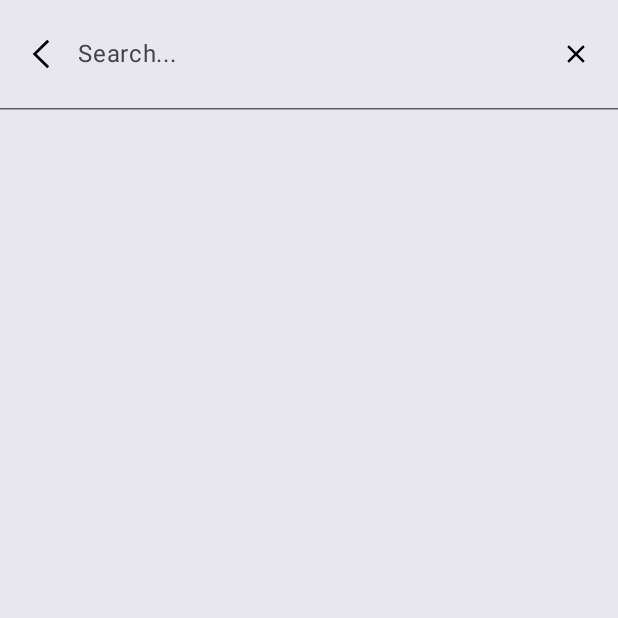
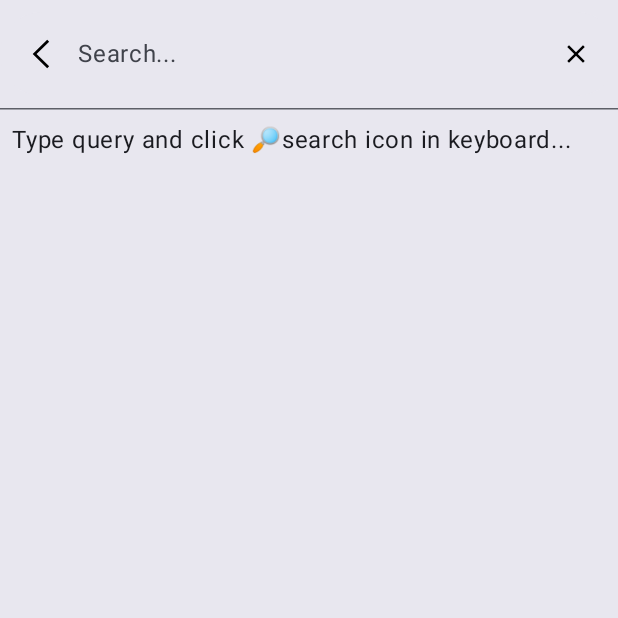
Before and after one commit to wh173d3v11/ContactAppJetpackCompose, an Android app built with Jetpack Compose: the screen it shows after launch (MainActivity), after a tap on "Search Icon", on a phone screen of 412 x 824 dp, the top half of it. Run offline under Robolectric (Android 15) with nearby library versions, the phone set to English and light mode, and no system bars; our stand-ins replace Dagger/Hilt's generated code, Room's generated code, paging.

Commit message:
wip search ux fix

```diff
--- a/app/src/main/java/com/el/contactappcompose/ui/components/SearchBar.kt
+++ b/app/src/main/java/com/el/contactappcompose/ui/components/SearchBar.kt
@@ -30,12 +30,15 @@ import androidx.compose.ui.Modifier
 import androidx.compose.ui.focus.FocusRequester
 import androidx.compose.ui.focus.focusRequester
 import androidx.compose.ui.graphics.Color
+import androidx.compose.ui.platform.LocalFocusManager
 import androidx.compose.ui.res.painterResource
 import androidx.compose.ui.res.stringResource
 import androidx.compose.ui.tooling.preview.Preview
 import androidx.compose.ui.unit.dp
 import com.el.contactappcompose.R
 import com.el.contactappcompose.ui.LocalContactsViewModel
+import com.el.contactappcompose.ui.LocalNavController
+import com.el.contactappcompose.ui.Routes
 import com.el.contactappcompose.ui.contactscreen.ContactItem
 import com.el.contactappcompose.ui.theme.ContactAppComposeTheme
 
@@ -102,12 +105,17 @@ fun ExpandedSearchView(
     tint: Color = MaterialTheme.colorScheme.onPrimary,
 ) {
     var text by remember { mutableStateOf("") }
+    var isSearchClicked by remember { mutableStateOf(false) }
 
+    val nc = LocalNavController.current
     val vm = LocalContactsViewModel.current
+    val fm = LocalFocusManager.current
+
     val searchResult by vm.searchResult.collectAsState(initial = listOf())
     val searchFocusRequester = remember { FocusRequester() }
 
     SideEffect {
+        vm.searchContact("")
         searchFocusRequester.requestFocus()
     }
 
@@ -117,6 +125,7 @@ fun ExpandedSearchView(
             .focusRequester(searchFocusRequester),
         query = text,
         onQueryChange = {
+            isSearchClicked = false
             text = it
         },
         leadingIcon = {
@@ -136,38 +145,55 @@ fun ExpandedSearchView(
                 modifier = Modifier
                     .size(20.dp)
                     .clickable {
+                        isSearchClicked = false
                         text = ""
                     },
                 imageVector = Icons.TwoTone.Clear,
-                contentDescription = "back icon",
+                contentDescription = "clear icon",
                 tint = tint
             )
         },
         onSearch = {
+            isSearchClicked = true
             vm.searchContact(it)
+            fm.clearFocus()
         },
         active = true,
         onActiveChange = {
             if (!it) onExpandedChanged(false)
         },
         placeholder = {
-            Text(text = ("Search..."))
+            Text(text = stringResource(id = R.string.search_placeholder))
         }) {
 
-        when {
-            searchResult.isEmpty() and text.isEmpty() -> {
+        Text(
+            modifier = Modifier.padding(8.dp),
+            text = when {
+                searchResult.isEmpty() and !isSearchClicked  -> {
+                    stringResource(id = R.string.search_result_hint)
+                }
 
+                searchResult.isEmpty() -> {
+                    stringResource(id = R.string.search_result_not_found)
+                }
+
+                else -> {
+                    stringResource(id = R.string.search_result_found)
+                }
             }
+        )
 
-            searchResult.isEmpty() -> {
-
-            }
-
-            else -> {
-                LazyColumn {
-                    items(searchResult) {
-                        ContactItem(contact = it, showLabel = true)
-                    }
+        if (searchResult.isNotEmpty()) {
+            LazyColumn {
+                items(searchResult) {
+                    ContactItem(
+                        modifier = Modifier.clickable {
+                            vm.selectedContact = it
+                            nc.navigate(Routes.DETAIL_SCREEN.routeName)
+                        },
+                        contact = it,
+                        showLabel = true
+                    )
                 }
             }
         }
--- a/app/src/main/res/values/strings.xml
+++ b/app/src/main/res/values/strings.xml
@@ -1,3 +1,9 @@
 <resources>
     <string name="app_name">ContactAppCompose</string>
+
+    <!--search screen-->
+    <string name="search_result_hint">Type query and click 🔎search icon in keyboard...</string>
+    <string name="search_result_not_found">No result found, try different query!😬</string>
+    <string name="search_result_found">Result found 🤩</string>
+    <string name="search_placeholder">Search...</string>
 </resources>
```
